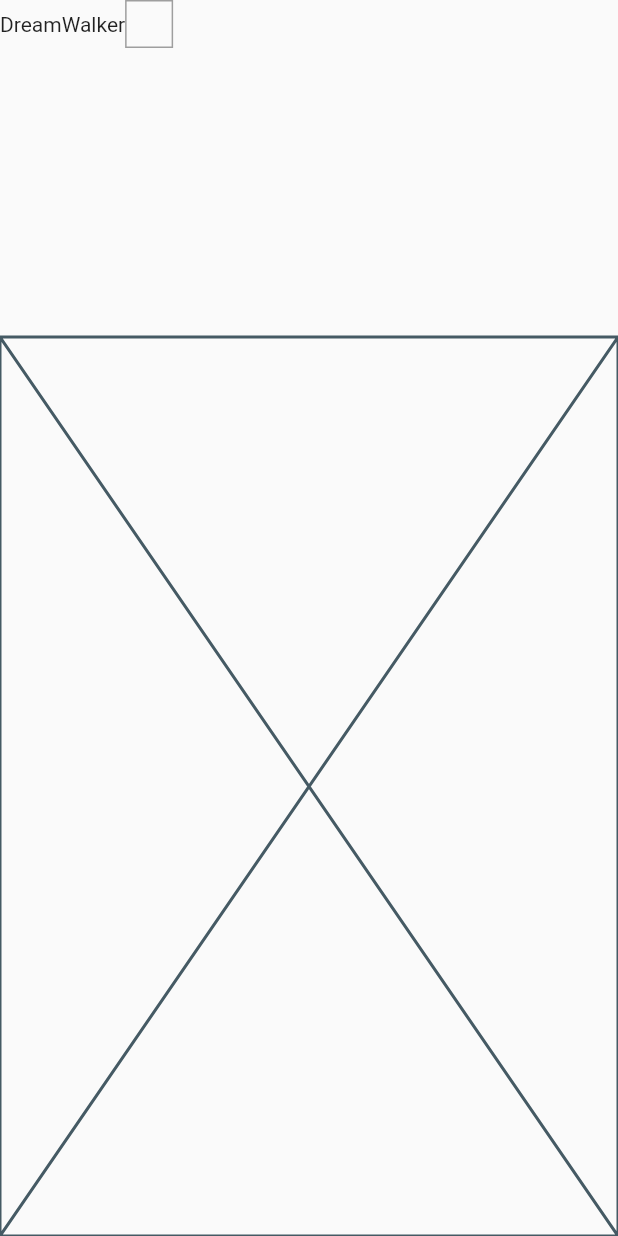
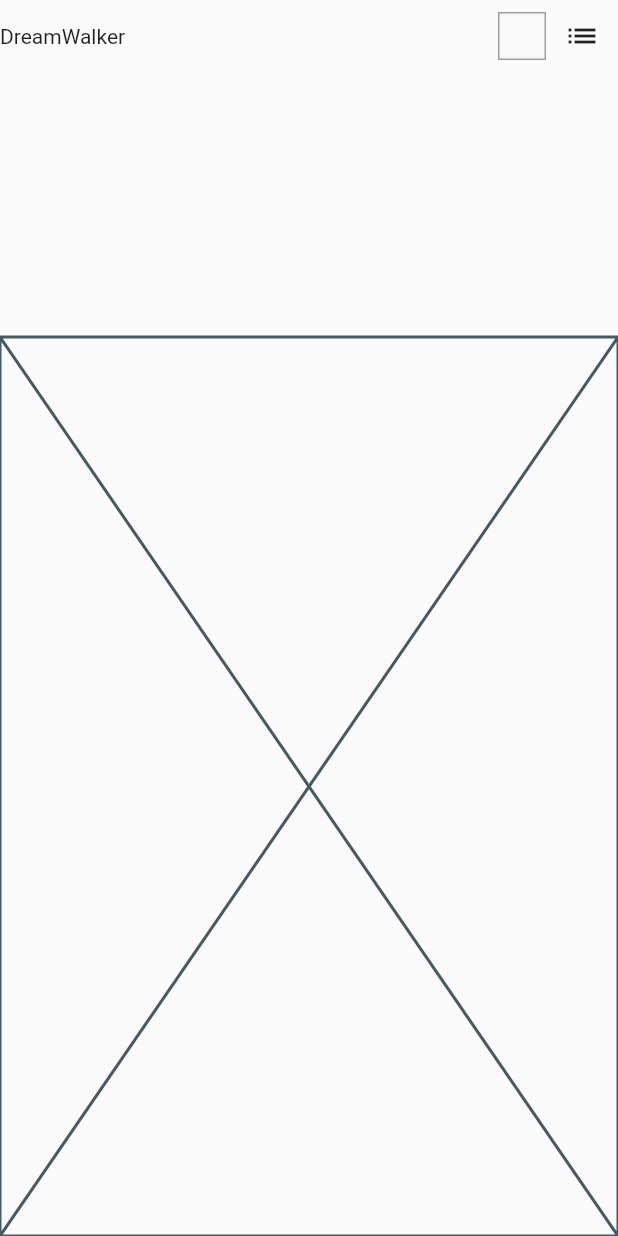
Before and after one commit to JAICHANGPARK/flutter_notebook_8th_story, a Flutter app: the screen it shows after launch, on a phone screen of 412 x 824 dp. Run offline on Flutter 3.47's test engine with Material 2 defaults, Android fonts, the phone set to English and light mode, and no system bars.

Commit message:
Update element_main_page.dart

```diff
--- a/lib/ep551_element_app/element_main_page.dart
+++ b/lib/ep551_element_app/element_main_page.dart
@@ -25,13 +25,17 @@ class _ElementMainPageState extends State<ElementMainPage> {
               children: [
                 Row(children: [
                   Text("DreamWalker"),
+                  Spacer(),
                   Container(
                     height: 32,
                     width: 32,
                     decoration: BoxDecoration(
                       border: Border.all(color: Colors.grey),
                     ),
-                  )
+                  ),
+                  IconButton(icon: Icon(Icons.list), onPressed: (){
+
+                  })
                 ],)
               ],
             )),
```
